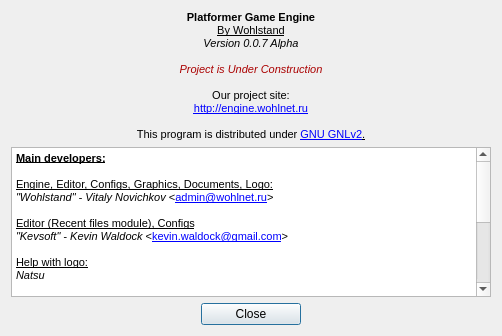
This is Editor/aboutdialog.ui in WohlSoft/Moondust-Project as Qt 5 draws it before an edit. The edited form follows.
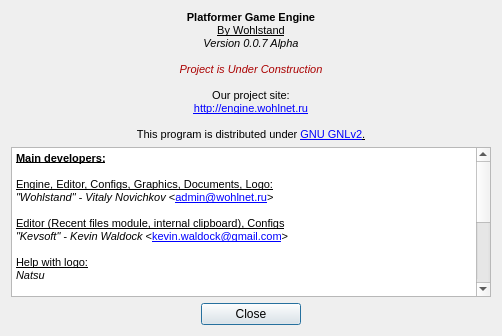
This is the edited form. Icons and pictures are not drawn.

What changed in the file:
```diff
--- a/Editor/aboutdialog.ui
+++ b/Editor/aboutdialog.ui
@@ -137,7 +137,7 @@
 &lt;p style=&quot; margin-top:0px; margin-bottom:0px; margin-left:0px; margin-right:0px; -qt-block-indent:0; text-indent:0px;&quot;&gt;&lt;span style=&quot; font-size:8pt; font-weight:600; text-decoration: underline;&quot;&gt;Main developers:&lt;br /&gt;&lt;/span&gt;&lt;/p&gt;
 &lt;p style=&quot; margin-top:0px; margin-bottom:0px; margin-left:0px; margin-right:0px; -qt-block-indent:0; text-indent:0px;&quot;&gt;&lt;span style=&quot; font-size:8pt; text-decoration: underline;&quot;&gt;Engine, Editor, Configs, Graphics, Documents, Logo:&lt;/span&gt;&lt;/p&gt;
 &lt;p style=&quot; margin-top:0px; margin-bottom:0px; margin-left:0px; margin-right:0px; -qt-block-indent:0; text-indent:0px;&quot;&gt;&lt;span style=&quot; font-size:8pt; font-style:italic;&quot;&gt;&amp;quot;Wohlstand&amp;quot; - Vitaly Novichkov&lt;/span&gt;&lt;span style=&quot; font-size:8pt;&quot;&gt; &amp;lt;&lt;/span&gt;&lt;a href=&quot;mailto:admin@wohlnet.ru&quot;&gt;&lt;span style=&quot; font-size:8pt; text-decoration: underline; color:#0000ff;&quot;&gt;admin@wohlnet.ru&lt;/span&gt;&lt;/a&gt;&lt;span style=&quot; font-size:8pt;&quot;&gt;&amp;gt;&lt;br /&gt;&lt;/span&gt;&lt;/p&gt;
-&lt;p style=&quot; margin-top:0px; margin-bottom:0px; margin-left:0px; margin-right:0px; -qt-block-indent:0; text-indent:0px;&quot;&gt;&lt;span style=&quot; font-size:8pt; text-decoration: underline;&quot;&gt;Editor (Recent files module), Configs&lt;/span&gt;&lt;/p&gt;
+&lt;p style=&quot; margin-top:0px; margin-bottom:0px; margin-left:0px; margin-right:0px; -qt-block-indent:0; text-indent:0px;&quot;&gt;&lt;span style=&quot; font-size:8pt; text-decoration: underline;&quot;&gt;Editor (Recent files module, internal clipboard), Configs&lt;/span&gt;&lt;/p&gt;
 &lt;p style=&quot; margin-top:0px; margin-bottom:0px; margin-left:0px; margin-right:0px; -qt-block-indent:0; text-indent:0px;&quot;&gt;&lt;span style=&quot; font-size:8pt; font-style:italic;&quot;&gt;&amp;quot;Kevsoft&amp;quot; - Kevin Waldock &lt;/span&gt;&lt;span style=&quot; font-size:8pt;&quot;&gt;&amp;lt;&lt;/span&gt;&lt;a href=&quot;mailto:kevin.waldock@gmail.com&quot;&gt;&lt;span style=&quot; font-size:8pt; text-decoration: underline; color:#0000ff;&quot;&gt;kevin.waldock@gmail.com&lt;/span&gt;&lt;/a&gt;&lt;span style=&quot; font-size:8pt;&quot;&gt;&amp;gt;&lt;/span&gt;&lt;/p&gt;
 &lt;p style=&quot;-qt-paragraph-type:empty; margin-top:0px; margin-bottom:0px; margin-left:0px; margin-right:0px; -qt-block-indent:0; text-indent:0px; font-size:8pt;&quot;&gt;&lt;br /&gt;&lt;/p&gt;
 &lt;p style=&quot; margin-top:0px; margin-bottom:0px; margin-left:0px; margin-right:0px; -qt-block-indent:0; text-indent:0px;&quot;&gt;&lt;span style=&quot; font-size:8pt; text-decoration: underline;&quot;&gt;Help with logo:&lt;/span&gt;&lt;/p&gt;
```
